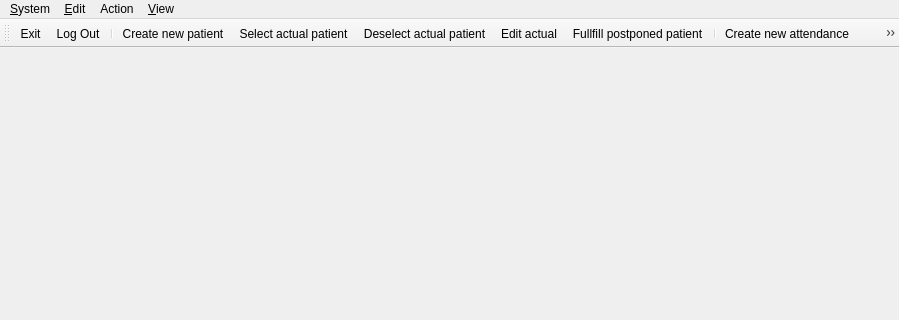
Qt form client/wndmain.ui (tbikfalvi/Belenus) before a commit; both pictures show x 0 to 899 and y 0 to 320 of the 899 by 579 pixel window.
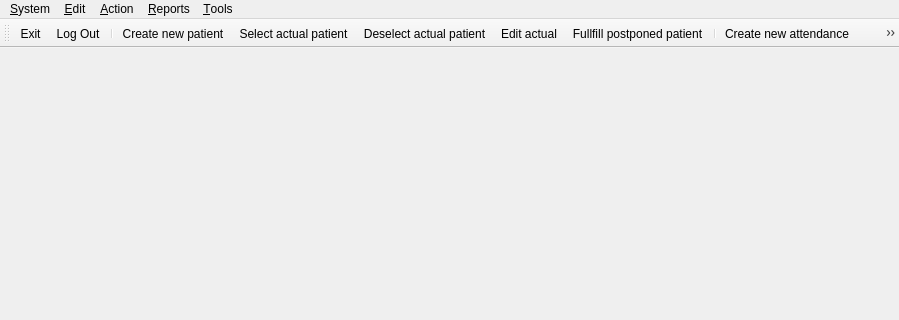
The same form after that commit.

Commit message: Report-ok

Patch:
```diff
--- a/client/wndmain.ui
+++ b/client/wndmain.ui
@@ -72,7 +72,7 @@
    </widget>
    <widget class="QMenu" name="menu_View">
     <property name="title">
-     <string>&amp;View</string>
+     <string>&amp;Tools</string>
     </property>
     <addaction name="action_Cassa"/>
     <addaction name="action_Accounting"/>
@@ -82,7 +82,7 @@
    </widget>
    <widget class="QMenu" name="menuAction">
     <property name="title">
-     <string>Action</string>
+     <string>&amp;Action</string>
     </property>
     <widget class="QMenu" name="menuPatient">
      <property name="title">
@@ -129,9 +129,17 @@
     <addaction name="separator"/>
     <addaction name="action_ValidateSerialKey"/>
    </widget>
+   <widget class="QMenu" name="menu_View_2">
+    <property name="title">
+     <string>&amp;Reports</string>
+    </property>
+    <addaction name="action_Accounting"/>
+    <addaction name="action_ReportPatients"/>
+   </widget>
    <addaction name="menu_System"/>
    <addaction name="menu_Edit"/>
    <addaction name="menuAction"/>
+   <addaction name="menu_View_2"/>
    <addaction name="menu_View"/>
   </widget>
   <widget class="QStatusBar" name="statusbar"/>
```
Left out of the diff: 9 changed lines with no effect on the pictures. The commit also changes 6 other files.
